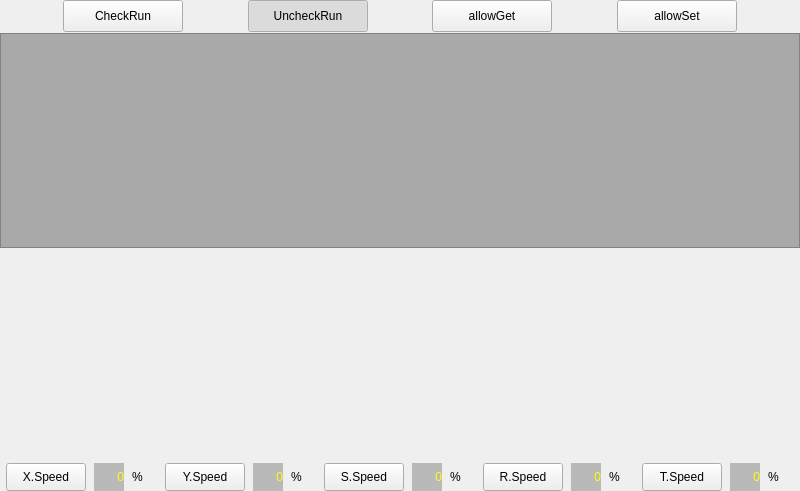
Qt form hcinstruction/ichcprogrammonitorframe_8.ui (GaussCheng/2-5AxisPunch) before a commit.
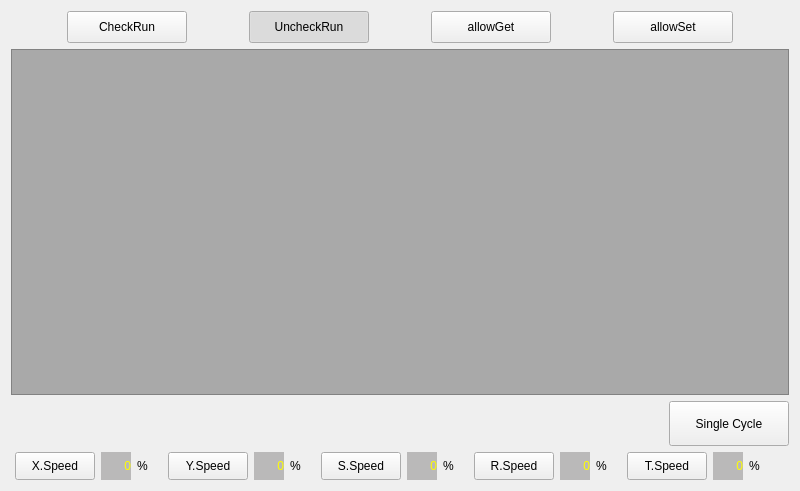
The same form after that commit.

```diff
--- a/hcinstruction/ichcprogrammonitorframe_8.ui
+++ b/hcinstruction/ichcprogrammonitorframe_8.ui
@@ -28,12 +28,6 @@
    <enum>QFrame::Plain</enum>
   </property>
   <layout class="QVBoxLayout" name="verticalLayout">
-   <property name="spacing">
-    <number>1</number>
-   </property>
-   <property name="margin">
-    <number>0</number>
-   </property>
    <item>
     <layout class="QHBoxLayout" name="horizontalLayout_2">
      <item>
@@ -261,17 +255,37 @@
     </widget>
    </item>
    <item>
-    <spacer name="verticalSpacer">
+    <layout class="QHBoxLayout" name="horizontalLayout_3">
+     <item>
+      <spacer name="horizontalSpacer_6">
      <property name="orientation">
-      <enum>Qt::Vertical</enum>
+        <enum>Qt::Horizontal</enum>
      </property>
      <property name="sizeHint" stdset="0">
       <size>
-       <width>20</width>
-       <height>40</height>
+         <width>40</width>
+         <height>20</height>
       </size>
      </property>
     </spacer>
+     </item>
+     <item>
+      <widget class="QPushButton" name="singleCycle">
+       <property name="minimumSize">
+        <size>
+         <width>120</width>
+         <height>45</height>
+        </size>
+       </property>
+       <property name="focusPolicy">
+        <enum>Qt::NoFocus</enum>
+       </property>
+       <property name="text">
+        <string>Single Cycle</string>
+       </property>
+      </widget>
+     </item>
+    </layout>
    </item>
    <item>
     <layout class="QHBoxLayout" name="horizontalLayout">
```
Lines whose indentation alone changed are shown as unchanged.
